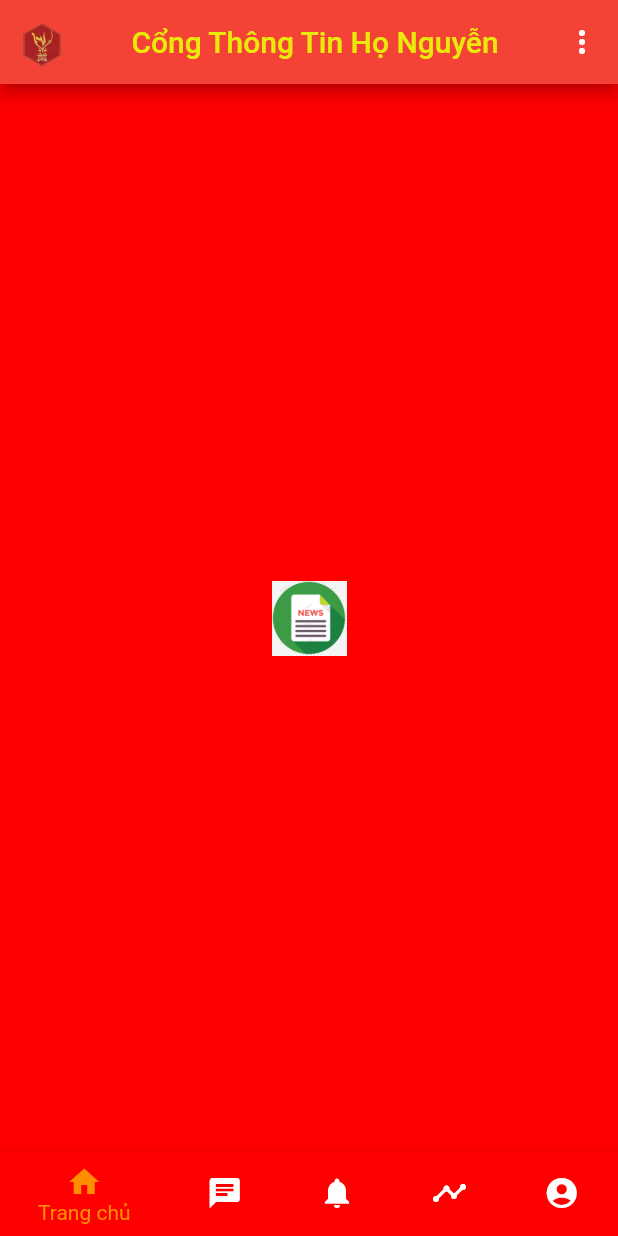
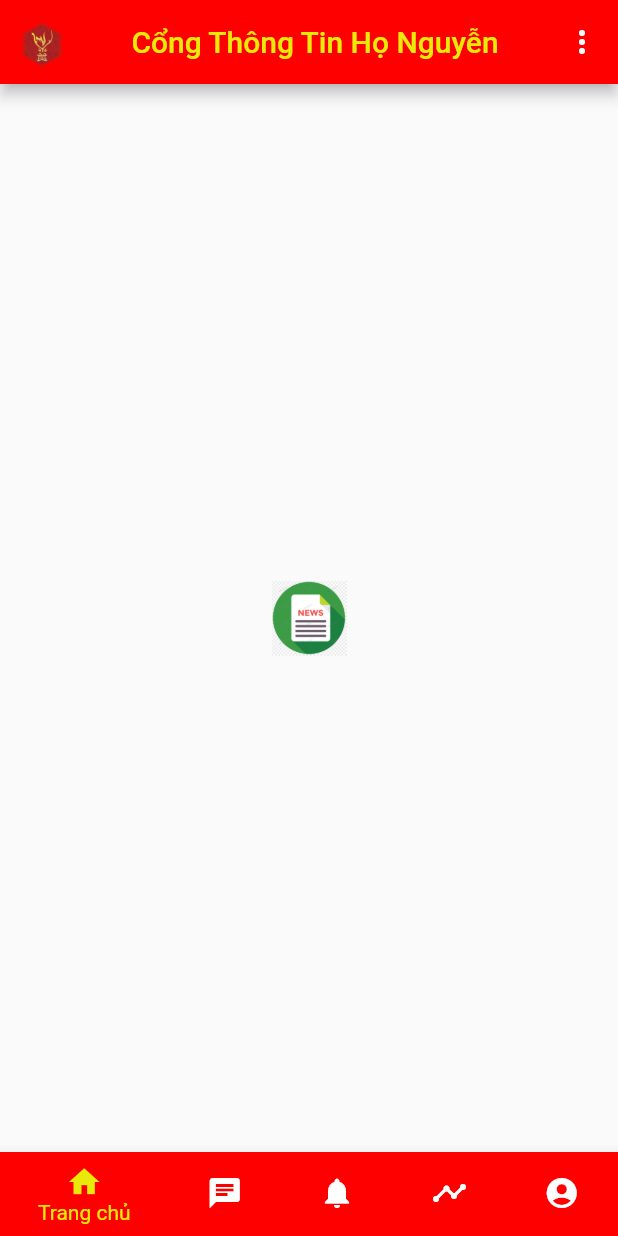
Before and after one commit to NV-Systems-Company/Nguyen, a Flutter app: the screen it shows after launch, on a phone screen of 412 x 824 dp. Run offline on Flutter 3.47's test engine with Material 2 defaults, Android fonts, the phone set to English and light mode, and no system bars.

Commit message:
fix color appbar and bottom bar

```diff
--- a/lib/main.dart
+++ b/lib/main.dart
@@ -21,9 +21,9 @@ class MyApp extends StatelessWidget {
         // Notice that the counter didn't reset back to zero; the application
         // is not restarted.
         primarySwatch: Colors.red,
-        primaryColor: const Color(0xFFf44336),
-        accentColor: const Color(0xFFf44336),
-        canvasColor: const Color(0xFFff0000),
+        primaryColor: const Color(0xFFff0000),
+        accentColor: const Color(0xFFff0000),
+        //canvasColor: const Color(0xFFff0000),
       ),
       home: MyHomePage(title: 'Cổng Thông Tin Họ Nguyễn'),
     );
@@ -50,7 +50,8 @@ class MyHomePage extends StatefulWidget {
 
 class _MyHomePageState extends State<MyHomePage> {
   int _selectedIndex = 0;
-  static const TextStyle optionStyle = TextStyle(fontSize: 30, fontWeight: FontWeight.bold);
+  static const TextStyle optionStyle =
+      TextStyle(fontSize: 30, fontWeight: FontWeight.bold);
   static const List<Widget> _widgetOptions = <Widget>[
     Text(
       'Index 0: Home',
@@ -85,7 +86,6 @@ class _MyHomePageState extends State<MyHomePage> {
     // fast, so that you can just rebuild anything that needs updating rather
     // than having to individually change instances of widgets.
     return Scaffold(
-
         appBar: AppBar(
           // Here we take the value from the MyHomePage object that was created by
           // the App.build method, and use it to set our appbar title.
@@ -113,22 +113,24 @@ class _MyHomePageState extends State<MyHomePage> {
             fit: BoxFit.fill,
             width: 50,
             height: 50,
-
           ),
         ),
         body: new Container(
-
           child: new Image.asset(
             'assets/images/icon_news.png',
             fit: BoxFit.fill,
             width: 50,
             height: 50,
-
           ),
           padding: const EdgeInsets.all(0.0),
           alignment: Alignment.center,
         ),
-        bottomNavigationBar: new BottomNavigationBar(
+        bottomNavigationBar:  new Theme(
+            data: Theme.of(context).copyWith(
+              canvasColor: Color(0xFFff0000),
+              primaryColor: Colors.yellow,
+            ),
+            child: new BottomNavigationBar(
               items: const <BottomNavigationBarItem>[
                 BottomNavigationBarItem(
                   icon: Icon(Icons.home),
@@ -152,10 +154,11 @@ class _MyHomePageState extends State<MyHomePage> {
                 ),
               ],
               currentIndex: _selectedIndex,
-          selectedItemColor: Colors.amber[800],
+              selectedItemColor: const Color(0xFFeaea0a),
               onTap: _onItemTapped,
-          backgroundColor:  Color.fromRGBO(255, 132, 111, 1),
-        )
+            ),
+
+        ),
         // This trailing comma makes auto-formatting nicer for build methods.
     );
   }
@@ -197,7 +200,7 @@ class ChoiceCard extends StatelessWidget {
   Widget build(BuildContext context) {
     final TextStyle textStyle = Theme.of(context).textTheme.display1;
     return Card(
-      color: Colors.white,
+      color: Colors.red,
       child: Center(
         child: Column(
           mainAxisSize: MainAxisSize.min,
```
Lines whose indentation alone changed are shown as unchanged.
